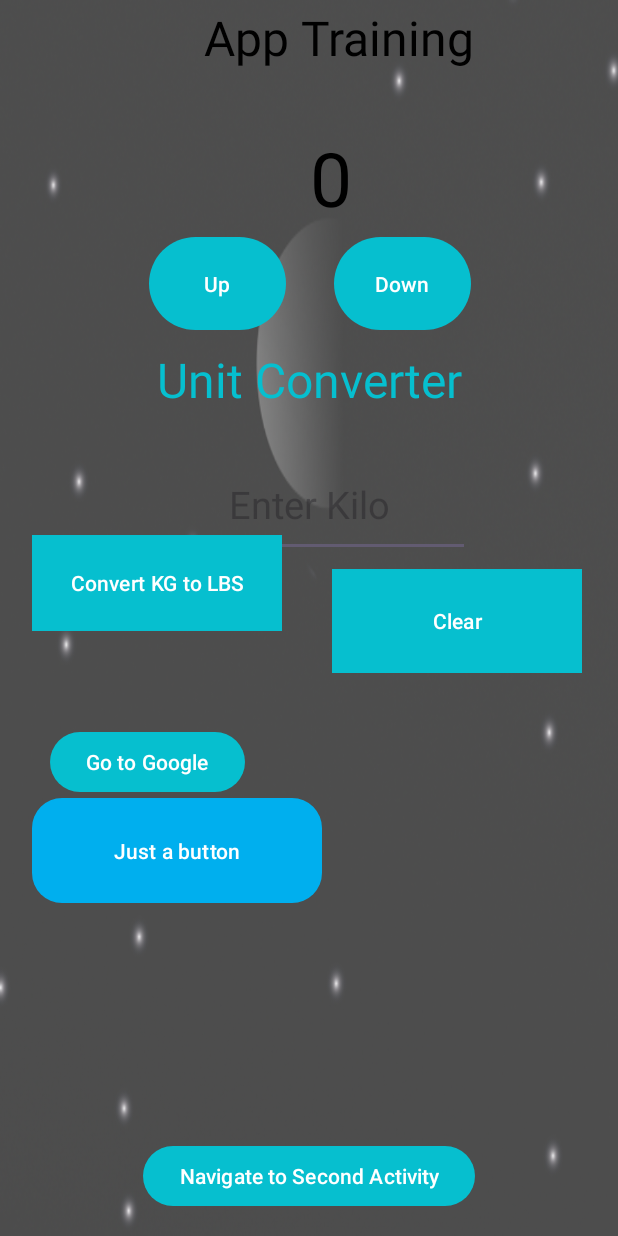
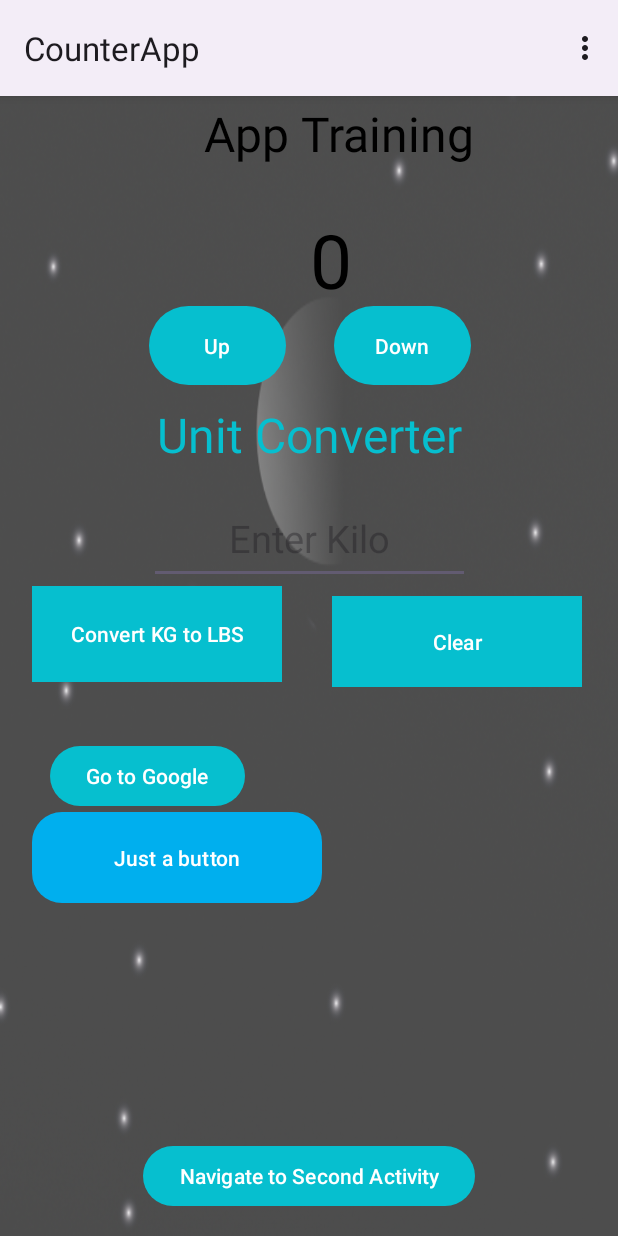
Before and after one commit to calebmortensen/CounterApp, an Android app: the screen it shows after launch (MainActivity), on a phone screen of 412 x 824 dp. Run offline under Robolectric (Android 15) with nearby library versions, the phone set to English and light mode, and no system bars.

Commit message:
Theme Menu bar + inflate

```diff
--- a/app/src/main/java/com/example/counterapp/MainActivity.java
+++ b/app/src/main/java/com/example/counterapp/MainActivity.java
@@ -4,12 +4,15 @@ import android.content.Context;
 import android.content.Intent;
 import android.net.Uri;
 import android.os.Bundle;
+import android.view.Menu;
+import android.view.MenuItem;
 import android.view.View;
 import android.widget.Button;
 import android.widget.EditText;
 import android.widget.TextView;
 import android.widget.Toast;
 
+import androidx.annotation.NonNull;
 import androidx.appcompat.app.AppCompatActivity;
 
 public class MainActivity extends AppCompatActivity {
@@ -18,7 +21,6 @@ public class MainActivity extends AppCompatActivity {
     TextView textView, counter_text, unitconverter_text;
     Button btn, btn_converter, btn_converter_clear, btn_dec, nvg, openBrowser;
     int counter = 0;
-
 
 
     @Override
@@ -48,14 +50,14 @@ public class MainActivity extends AppCompatActivity {
         btn.setOnClickListener(new View.OnClickListener() {
             @Override
             public void onClick(View v) {
-            textView.setText(""+increaseCounter());
+                textView.setText("" + increaseCounter());
             }
         });
 
         btn_dec.setOnClickListener(new View.OnClickListener() {
             @Override
             public void onClick(View v) {
-                textView.setText(""+decreaseCounter());
+                textView.setText("" + decreaseCounter());
             }
         });
 
@@ -80,7 +82,6 @@ public class MainActivity extends AppCompatActivity {
             }
 
 
-
         });
         btn_converter_clear.setOnClickListener(new View.OnClickListener() {
             @Override
@@ -96,7 +97,7 @@ public class MainActivity extends AppCompatActivity {
             }
         });
 
-        openBrowser.setOnClickListener(new View.OnClickListener(){
+        openBrowser.setOnClickListener(new View.OnClickListener() {
 
             @Override
             public void onClick(View v) {
@@ -107,7 +108,6 @@ public class MainActivity extends AppCompatActivity {
     }
 
 
-
     public int increaseCounter() {
         return ++counter;
     }
@@ -116,19 +116,36 @@ public class MainActivity extends AppCompatActivity {
         return --counter;
     }
 
-    public double makeConversion(double kilos){
+    public double makeConversion(double kilos) {
         // 1 kilo = 2.20462 pounds
         return kilos * 2.20462;
     }
 
-    public void goToSecondActivity(){
+    public void goToSecondActivity() {
         Intent intent = new Intent(this, SecondActivity.class);
         startActivity(intent);
     }
-    public void openWebPage(){
+
+    public void openWebPage() {
         Uri webpage = Uri.parse("https://www.gogle.com");
         Intent intent = new Intent(Intent.ACTION_VIEW, webpage);
         startActivity(intent);
     }
 
+    @Override
+    public boolean onCreateOptionsMenu(Menu menu) {
+        getMenuInflater().inflate(R.menu.my_menu, menu);
+        return true;
     }
+
+    @Override
+    public boolean onOptionsItemSelected(@NonNull MenuItem item) {
+        int itemId = item.getItemId();
+        if (itemId == R.id.action_home) {
+            Toast.makeText(this, "You selected Home", Toast.LENGTH_SHORT).show();
+        } else if (itemId == R.id.action_search) {
+            Toast.makeText(this, "You selected Search", Toast.LENGTH_SHORT).show();
+        }
+        return super.onOptionsItemSelected(item);
+    }
+}
--- /dev/null
+++ b/app/src/main/res/menu/my_menu.xml
@@ -0,0 +1,13 @@
+<?xml version="1.0" encoding="utf-8"?>
+<menu xmlns:android="http://schemas.android.com/apk/res/android">
+
+    <item android:id="@+id/action_search"
+        android:title="Search"
+        android:icon="@drawable/dice" />
+
+    <item android:id="@+id/action_home"
+        android:title="Home"
+        android:icon="@drawable/feather1" />
+
+
+</menu>
--- a/app/src/main/res/values/themes.xml
+++ b/app/src/main/res/values/themes.xml
@@ -1,8 +1,9 @@
 <resources xmlns:tools="http://schemas.android.com/tools">
     <!-- Base application theme. -->
-    <style name="Base.Theme.CounterApp" parent="Theme.Material3.DayNight.NoActionBar">
+    <style name="Base.Theme.CounterApp" parent="Theme.Material3.DayNight">
         <!-- Customize your light theme here. -->
-        <!-- <item name="colorPrimary">@color/my_light_primary</item> -->
+        <!-- <item name="colorPrimary">@color/my_light_primary
+        REMOVED: .NoActionBar</item> -->
 
         <item name="colorPrimary">@color/sky_blue</item>
     </style>
```
Lines whose indentation alone changed are shown as unchanged.
